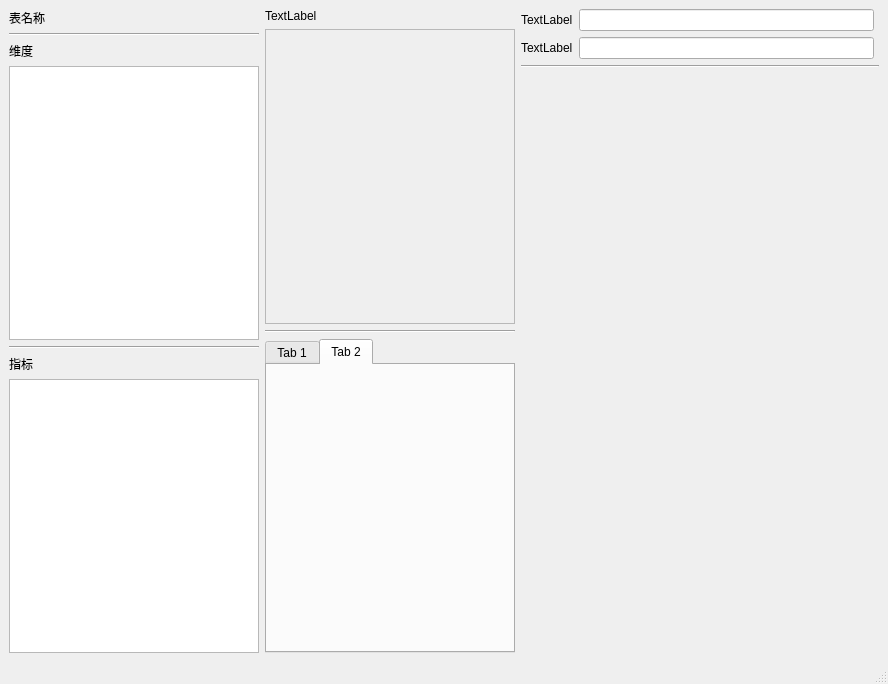
Qt form views/UI_DataVisualizationWin.ui (kingry1/GraduationProject-Data-Visualization-System) before a commit.
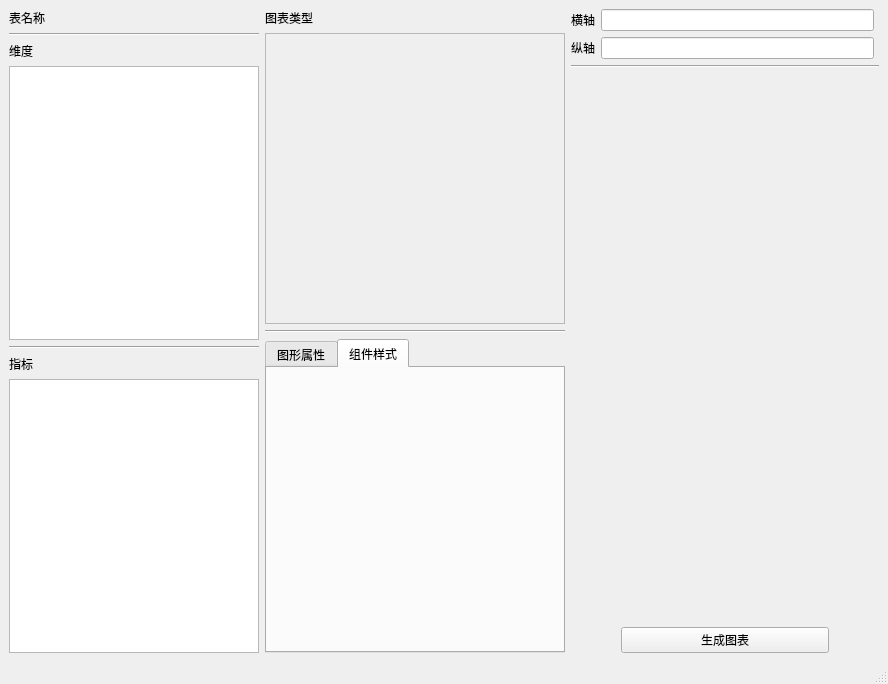
The same form after that commit. The open tabs and pages were chosen to show the change.

```diff
--- a/views/UI_DataVisualizationWin.ui
+++ b/views/UI_DataVisualizationWin.ui
@@ -129,8 +129,13 @@
          <layout class="QVBoxLayout" name="verticalLayout">
           <item>
            <widget class="QLabel" name="label_4">
+            <property name="font">
+             <font>
+              <family>微软雅黑</family>
+             </font>
+            </property>
             <property name="text">
-             <string>TextLabel</string>
+             <string>图表类型</string>
             </property>
            </widget>
           </item>
@@ -144,7 +149,7 @@
             </property>
             <property name="minimumSize">
              <size>
-              <width>250</width>
+              <width>300</width>
               <height>0</height>
              </size>
             </property>
@@ -159,8 +164,8 @@
               <rect>
                <x>0</x>
                <y>0</y>
-               <width>248</width>
-               <height>281</height>
+               <width>298</width>
+               <height>277</height>
               </rect>
              </property>
              <layout class="QVBoxLayout" name="verticalLayout_2">
@@ -184,17 +189,22 @@
          <layout class="QVBoxLayout" name="verticalLayout_4">
           <item>
            <widget class="QTabWidget" name="tabWidget">
+            <property name="font">
+             <font>
+              <family>微软雅黑</family>
+             </font>
+            </property>
             <property name="currentIndex">
              <number>0</number>
             </property>
             <widget class="QWidget" name="tab">
              <attribute name="title">
-              <string>Tab 1</string>
+              <string>图形属性</string>
              </attribute>
             </widget>
             <widget class="QWidget" name="tab_2">
              <attribute name="title">
-              <string>Tab 2</string>
+              <string>组件样式</string>
              </attribute>
             </widget>
            </widget>
@@ -204,7 +214,7 @@
        </layout>
       </item>
       <item>
-       <layout class="QVBoxLayout" name="verticalLayout_6" stretch="0,0,0,1">
+       <layout class="QVBoxLayout" name="verticalLayout_6" stretch="0,0,0,1,0">
         <item>
          <layout class="QHBoxLayout" name="horizontalLayout_4">
           <property name="rightMargin">
@@ -212,8 +222,13 @@
           </property>
           <item>
            <widget class="QLabel" name="label_6">
+            <property name="font">
+             <font>
+              <family>微软雅黑</family>
+             </font>
+            </property>
             <property name="text">
-             <string>TextLabel</string>
+             <string>横轴</string>
             </property>
            </widget>
           </item>
@@ -229,8 +244,13 @@
           </property>
           <item>
            <widget class="QLabel" name="label_5">
+            <property name="font">
+             <font>
+              <family>微软雅黑</family>
+             </font>
+            </property>
             <property name="text">
-             <string>TextLabel</string>
+             <string>纵轴</string>
             </property>
            </widget>
           </item>
@@ -249,6 +269,49 @@
         <item>
          <widget class="QWidget" name="widget" native="true"/>
         </item>
+        <item>
+         <layout class="QHBoxLayout" name="horizontalLayout_5">
+          <item>
+           <spacer name="horizontalSpacer">
+            <property name="orientation">
+             <enum>Qt::Horizontal</enum>
+            </property>
+            <property name="sizeType">
+             <enum>QSizePolicy::Fixed</enum>
+            </property>
+            <property name="sizeHint" stdset="0">
+             <size>
+              <width>50</width>
+              <height>20</height>
+             </size>
+            </property>
+           </spacer>
+          </item>
+          <item>
+           <widget class="QPushButton" name="pushButton">
+            <property name="text">
+             <string>生成图表</string>
+            </property>
+           </widget>
+          </item>
+          <item>
+           <spacer name="horizontalSpacer_2">
+            <property name="orientation">
+             <enum>Qt::Horizontal</enum>
+            </property>
+            <property name="sizeType">
+             <enum>QSizePolicy::Fixed</enum>
+            </property>
+            <property name="sizeHint" stdset="0">
+             <size>
+              <width>50</width>
+              <height>20</height>
+             </size>
+            </property>
+           </spacer>
+          </item>
+         </layout>
+        </item>
        </layout>
       </item>
      </layout>
```
Left out of the diff: 21 changed lines with no effect on the pictures.
